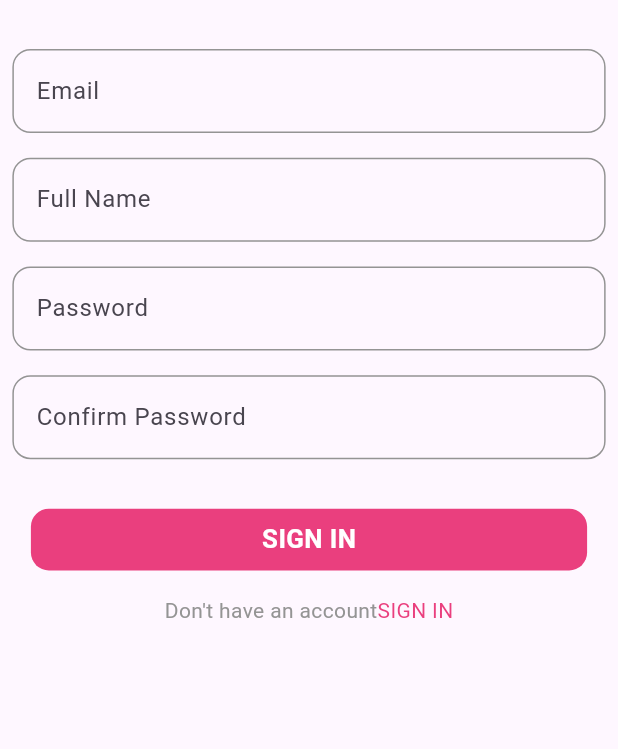
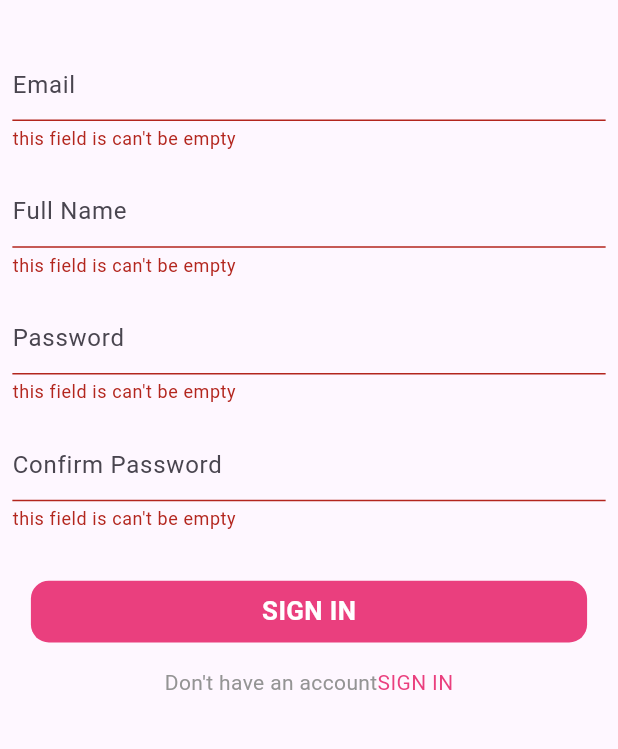
Before and after one commit to MohammedEmadSelim/todo_march26, a Flutter app: the SignUpScreen screen opened directly, after a tap on "SIGN IN", on a phone screen of 412 x 824 dp, the part 478-1227 px from its top. Run offline on Flutter 3.47's test engine with Material 3 defaults, Android fonts, the phone set to English and light mode, and no system bars; our stand-ins replace bloc, easy_localization, firebase_auth, firebase_core, flutter_bloc, flutter_svg and 1 more; accounts and stored records are empty.

Commit message:
register

```diff
--- a/assets/translations/ar.json
+++ b/assets/translations/ar.json
@@ -9,7 +9,10 @@
   "confirm_password": "تاكيد كلمة المرور",
   "full_name": "الاسم الثلاثي",
   "have_account": "لدي حساب بالفعل",
-  "valid_message": "ادخل بريد الكتروني صحيح"
+  "valid_message": "ادخل بريد الكتروني صحيح",
+  "required_message":"هذا الحقل لا يمكن ان يكن فراغا",
+  "length_message":"الرقم السري ضعيف ",
+  "identical_message": "الرقم السري غير متاطبق"
 
 
 
--- a/assets/translations/en.json
+++ b/assets/translations/en.json
@@ -9,7 +9,12 @@
   "confirm_password": "Confirm Password",
   "full_name": "Full Name",
   "have_account": "Have an account? Sign in",
-  "valid_message": "please enter a valid email"
+  "valid_message": "please enter a valid email",
+  "required_message":"this field is can't be empty",
+  "length_message":"password is weak",
+  "identical_message": "password not match"
+
+
 
 
 }
--- a/lib/features/auth/domain/repository/base_auth_repository.dart
+++ b/lib/features/auth/domain/repository/base_auth_repository.dart
@@ -1,3 +1,4 @@
 abstract class BaseAuthRepository {
   Future<String> login(String email , String password);
+  Future<String> register(String email, String password);
 }
--- a/lib/features/auth/presentation/controllers/auth_cubit/auth_state.dart
+++ b/lib/features/auth/presentation/controllers/auth_cubit/auth_state.dart
@@ -12,3 +12,12 @@ final class AuthLoginFailure extends AuthState {
 
   AuthLoginFailure(this.message);
 }
+
+
+final class AuthRegisterLoading extends AuthState {}
+final class AuthRegisterSuccess extends AuthState {}
+final class AuthRegisterFailure extends AuthState {
+  final String message;
+
+  AuthRegisterFailure(this.message);
+}
--- a/lib/features/auth/presentation/ui_screen/sign_up_screen.dart
+++ b/lib/features/auth/presentation/ui_screen/sign_up_screen.dart
@@ -1,12 +1,16 @@
 import 'package:flutter/material.dart';
 import 'package:easy_localization/easy_localization.dart';
 import 'package:flutter/material.dart';
+import 'package:flutter_bloc/flutter_bloc.dart';
 import 'package:sizer/sizer.dart';
 import 'package:todo_march26/core/theme/app_colors.dart';
 import 'package:todo_march26/core/utlies/widgets/custom_button.dart';
+import 'package:todo_march26/core/utlies/widgets/functions.dart';
 import 'package:todo_march26/features/auth/presentation/components/custom_auth_text_field.dart';
+import 'package:todo_march26/features/auth/presentation/controllers/auth_cubit/auth_cubit.dart';
 import 'package:todo_march26/features/auth/presentation/ui_screen/login_screen.dart';
 import 'package:todo_march26/features/auth/presentation/ui_screen/sign_up_screen.dart';
+import 'package:todo_march26/features/home_screen/presentation/ui_screens/home_screen.dart';
 
 class SignUpScreen extends StatelessWidget {
   SignUpScreen({super.key});
@@ -15,13 +19,14 @@ class SignUpScreen extends StatelessWidget {
   TextEditingController fullNameController = TextEditingController();
   TextEditingController passwordController = TextEditingController();
   TextEditingController confirmPasswordController = TextEditingController();
+  GlobalKey<FormState> formKey = GlobalKey<FormState>();
+
   @override
   Widget build(BuildContext context) {
     return Scaffold(
       appBar: AppBar(
         actions: [
           DropdownMenu<String>(
-
             label: Row(
               mainAxisAlignment: MainAxisAlignment.center,
               children: [
@@ -33,12 +38,8 @@ class SignUpScreen extends StatelessWidget {
                     fontSize: 16.sp,
                   ),
                 ),
-                SizedBox(width: 1.w,),
-                Icon(
-                  Icons.arrow_forward_ios,
-                  color: AppColors.primaryPink,
-                ),
-
+                SizedBox(width: 1.w),
+                Icon(Icons.arrow_forward_ios, color: AppColors.primaryPink),
               ],
             ),
             onSelected: (value) {
@@ -49,7 +50,6 @@ class SignUpScreen extends StatelessWidget {
             },
             showTrailingIcon: false,
 
-
             dropdownMenuEntries: [
               DropdownMenuEntry(value: "en", label: "Eng"),
               DropdownMenuEntry(value: "ar", label: "هربي"),
@@ -57,10 +57,14 @@ class SignUpScreen extends StatelessWidget {
             width: 25.w,
             // ... your other properties
             inputDecorationTheme: const InputDecorationTheme(
-              filled: false, // Set to true if you want a background color
-              contentPadding: EdgeInsets.zero, // Adjust spacing if needed
-              border: InputBorder.none,        // Removes the default border
-              enabledBorder: InputBorder.none, // Removes border when enabled
+              filled: false,
+              // Set to true if you want a background color
+              contentPadding: EdgeInsets.zero,
+              // Adjust spacing if needed
+              border: InputBorder.none,
+              // Removes the default border
+              enabledBorder: InputBorder.none,
+              // Removes border when enabled
               focusedBorder: InputBorder.none, // Removes border when focused
             ),
           ),
@@ -68,6 +72,9 @@ class SignUpScreen extends StatelessWidget {
       ),
       body: Padding(
         padding: EdgeInsets.symmetric(horizontal: 2.w),
+        child: Form(
+          key: formKey,
+          child: SingleChildScrollView(
             child: Column(
               children: [
                 SizedBox(height: 10.h),
@@ -75,26 +82,85 @@ class SignUpScreen extends StatelessWidget {
                 SizedBox(height: 4.h),
 
                 CustomTextFormField(
-              controller:emailController ,
+                  validator: (value) {
+                    if (value == null || value.isEmpty) {
+                      return "required_message".tr();
+                    }
+                  },
+                  controller: emailController,
                   hint: "email".tr(),
                 ),
                 SizedBox(height: 2.h),
                 CustomTextFormField(
+                  validator: (value) {
+                    if (value == null || value.isEmpty) {
+                      return "required_message".tr();
+                    }
+                  },
+
                   controller: fullNameController,
                   hint: "full_name".tr(),
-            ), SizedBox(height: 2.h),
+                ),
+                SizedBox(height: 2.h),
                 CustomTextFormField(
+                  validator: (value) {
+                    if (value == null || value.isEmpty) {
+                      return "required_message".tr();
+                    }
+                    if (value.length < 8) {
+                      return "length_message".tr();
+                    }
+                  },
+
                   controller: passwordController,
                   hint: "password".tr(),
-            ), SizedBox(height: 2.h),
+                ),
+                SizedBox(height: 2.h),
                 CustomTextFormField(
+                  validator: (value) {
+                    if (value == null || value.isEmpty) {
+                      return "required_message".tr();
+                    }
+                    if (value.length < 8) {
+                      return "length_message".tr();
+                    }
+                    if (value != passwordController.text) {
+                      return "identical_message".tr();
+                    }
+                  },
                   controller: confirmPasswordController,
                   hint: "confirm_password".tr(),
                 ),
                 SizedBox(height: 2.h),
 
                 SizedBox(height: 2.h),
-            CustomButton(onTap: () {}, title: "sign_in".tr()),
+                BlocConsumer<AuthCubit, AuthState>(
+                  listener: (context, state) {
+                   if(state is AuthRegisterFailure){
+                     errorDialog(context, state.message);
+
+                   }
+                   if(state is AuthRegisterSuccess){
+                     Navigator.pushAndRemoveUntil(context, MaterialPageRoute(builder: (context) => HomeScreen(),), (route) => false,);
+                   }
+                  },
+                  builder: (context, state) {
+                    if(state is AuthRegisterLoading){
+                      return Center(child: CircularProgressIndicator(color: AppColors.primaryPink,),);
+                    }
+                    return CustomButton(
+                      onTap: () {
+                        if (formKey.currentState!.validate()) {
+                          context.read<AuthCubit>().register(
+                            emailController.text,
+                            passwordController.text,
+                          );
+                        }
+                      },
+                      title: "sign_in".tr(),
+                    );
+                  },
+                ),
                 SizedBox(height: 2.h),
 
                 Row(
@@ -108,8 +174,12 @@ class SignUpScreen extends StatelessWidget {
                       ),
                     ),
                     GestureDetector(
-                  onTap: (){
-                    Navigator.pushAndRemoveUntil(context, MaterialPageRoute(builder: (context) => LoginScreen(),),(route) => false,);
+                      onTap: () {
+                        Navigator.pushAndRemoveUntil(
+                          context,
+                          MaterialPageRoute(builder: (context) => LoginScreen()),
+                              (route) => false,
+                        );
                       },
                       child: Text(
                         'sign_in'.tr(),
@@ -119,12 +189,13 @@ class SignUpScreen extends StatelessWidget {
                         ),
                       ),
                     ),
-
                   ],
                 ),
               ],
             ),
           ),
+        ),
+      ),
     );
   }
 }
```
Also changed, not shown: lib/core/utlies/widgets/functions.dart (added, +36 -0 lines), lib/features/auth/data/repository/auth_repository_impelmenation.dart (+16 -0 lines), lib/features/auth/presentation/controllers/auth_cubit/auth_cubit.dart (+12 -0 lines), lib/features/auth/presentation/ui_screen/login_screen.dart (+4 -29 lines). Lines whose indentation alone changed are shown as unchanged.
